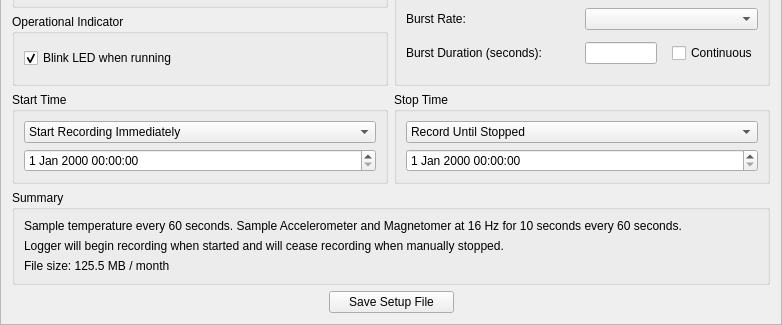
Before: the Qt Designer form gui/designer_files/setup.ui in LowellInstruments/Domino, drawn with Qt 5; both pictures show x 0 to 782 and y 168 to 493 of the 782 by 493 pixel window.
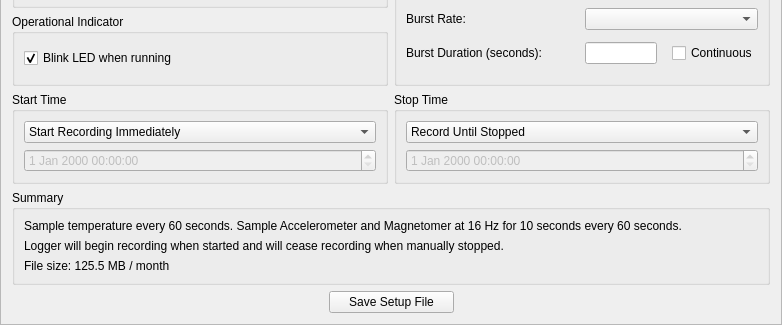
After: the same form once the commit is applied.

Patch:
```diff
--- a/gui/designer_files/setup.ui
+++ b/gui/designer_files/setup.ui
@@ -140,7 +140,11 @@
        </widget>
       </item>
       <item row="1" column="0">
-       <widget class="QDateTimeEdit" name="dateTimeEdit_start_time"/>
+       <widget class="QDateTimeEdit" name="dateTimeEdit_start_time">
+        <property name="enabled">
+         <bool>false</bool>
+        </property>
+       </widget>
       </item>
      </layout>
     </widget>
@@ -166,7 +170,11 @@
        </widget>
       </item>
       <item row="1" column="0">
-       <widget class="QDateTimeEdit" name="dateTimeEdit_end_time"/>
+       <widget class="QDateTimeEdit" name="dateTimeEdit_end_time">
+        <property name="enabled">
+         <bool>false</bool>
+        </property>
+       </widget>
       </item>
      </layout>
     </widget>
```
Left out of the diff: 3 changed lines with no effect on the pictures.
